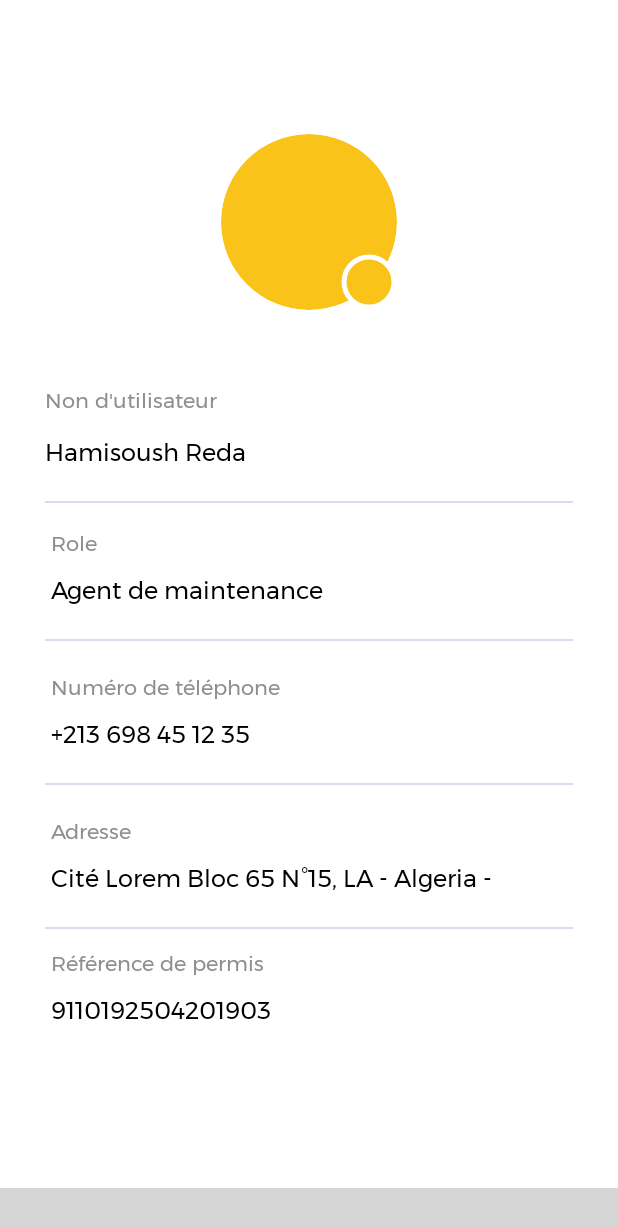
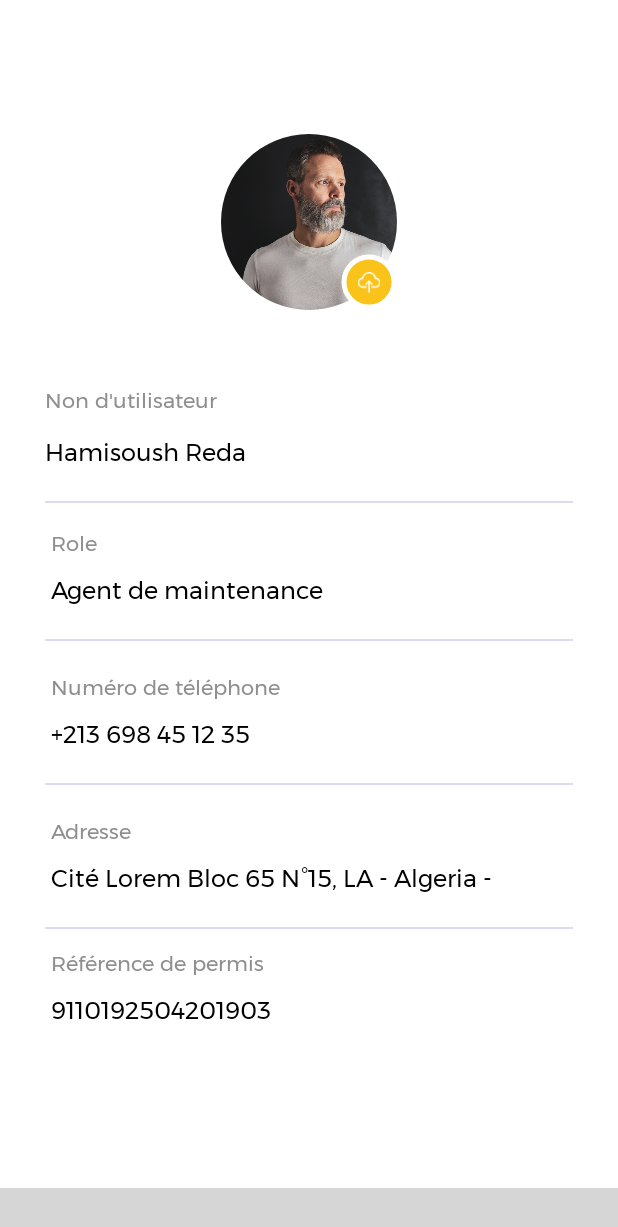
Before and after one commit to saoudiabderraouf/AutoLib-maintain, an Android app: the UserProfilFragment screen opened through its navigation route, on a phone screen of 412 x 824 dp. Shown: the top 1227 px of the screen. Run offline under Robolectric (Android 15) with nearby library versions, the phone set to English and light mode, and no system bars; our stand-ins replace Room's generated code, navigation-ui; plain views replace BottomNavigationViewEx; network calls fail; 1 statement that could not run was skipped; grey boxes are pictures that could not be loaded.

Commit message:
update: profile user images

```diff
--- a/app/src/main/res/drawable/divider.xml
+++ /dev/null
@@ -1,6 +0,0 @@
-<shape xmlns:android="http://schemas.android.com/apk/res/android"
-    android:shape="rectangle">
-    <solid android:color="@color/colorPrimary"/>
-    <size android:height="0.5dp"/>
-    <corners android:radius="10dp"/>
-</shape>
--- a/app/src/main/res/drawable/ic_upload_layered.xml
+++ b/app/src/main/res/drawable/ic_upload_layered.xml
@@ -1,12 +1,12 @@
 <?xml version="1.0" encoding="utf-8"?>
 <layer-list xmlns:android="http://schemas.android.com/apk/res/android">
-    <item android:id="@android:id/background">
-        <shape>
-            <corners android:radius="100dp"/>
-            <solid android:color="@color/dirtyWhite"/>
-        </shape>
-
-    </item>
     <item android:drawable="@color/colorAccent" />
-    <item android:drawable="@drawable/ic_upload" />
+    <item android:drawable="@drawable/ic_upload"
+        android:gravity="center"
+        android:top="110dp"
+        android:right="100dp"
+        android:left="100dp"
+        android:bottom="90dp"
+        android:height="170dp"
+        android:width="170dp"/>
 </layer-list>
--- a/app/src/main/res/layout/fragment_home.xml
+++ b/app/src/main/res/layout/fragment_home.xml
@@ -136,7 +136,7 @@
                     app:layout_constraintStart_toStartOf="parent"
                     app:layout_constraintTop_toTopOf="parent"
                     app:shapeAppearance="@style/imageShapeOverlay"
-                    app:srcCompat="@mipmap/ic_launcher" />
+                    app:srcCompat="@drawable/user_pic" />
 
                 <androidx.recyclerview.widget.RecyclerView
                     android:id="@+id/tasksRecyclerView"
--- a/app/src/main/res/layout/fragment_notifications.xml
+++ b/app/src/main/res/layout/fragment_notifications.xml
@@ -102,7 +102,7 @@
             app:layout_constraintStart_toStartOf="parent"
             app:layout_constraintTop_toTopOf="parent"
             app:shapeAppearanceOverlay="@style/imageShapeOverlay"
-            app:srcCompat="@mipmap/ic_launcher" />
+            app:srcCompat="@drawable/user_pic" />
 
 
     </androidx.constraintlayout.widget.ConstraintLayout>
--- a/app/src/main/res/layout/fragment_profil.xml
+++ b/app/src/main/res/layout/fragment_profil.xml
@@ -21,11 +21,12 @@
             android:layout_height="120dp"
             android:layout_marginTop="32dp"
             android:padding="1dp"
+            android:scaleType="centerCrop"
             app:layout_constraintEnd_toEndOf="parent"
             app:layout_constraintStart_toStartOf="parent"
             app:layout_constraintTop_toTopOf="parent"
             app:shapeAppearanceOverlay="@style/imageShapeOverlay"
-            app:srcCompat="@drawable/rounded_button" />
+            app:srcCompat="@drawable/user_pic" />
 
         <com.google.android.material.imageview.ShapeableImageView
             android:id="@+id/upload"
@@ -35,7 +36,7 @@
             app:layout_constraintBottom_toBottomOf="@+id/roundedimag"
             app:layout_constraintEnd_toEndOf="@+id/roundedimag"
             app:shapeAppearanceOverlay="@style/imageShapeOverlay"
-            app:srcCompat="@drawable/rounded_button"
+            app:srcCompat="@drawable/ic_upload_layered"
             app:strokeColor="?android:attr/colorBackground"
             app:strokeWidth="3dp" />
 
```
Also changed, not shown: app/src/main/res/drawable/card_selector.xml (deleted, +0 -7 lines), app/src/main/res/drawable/ic_home_black_24dp.xml (deleted, +0 -9 lines), app/src/main/res/drawable/ic_notifications_black_24dp.xml (deleted, +0 -9 lines), app/src/main/res/drawable-v24/logojaune.png (deleted), app/src/main/res/drawable/ic_account_outline_grey600_24dp.png (deleted), app/src/main/res/drawable/ic_cart_outline_grey600_24dp.png (deleted), app/src/main/res/drawable/ic_email_outline_grey600_24dp.png (deleted), app/src/main/res/drawable/ic_home_outline_grey600_24dp.png (deleted), app/src/main/res/drawable/ic_logout_grey600_24dp.png (deleted), app/src/main/res/drawable/user_pic.png (added).
